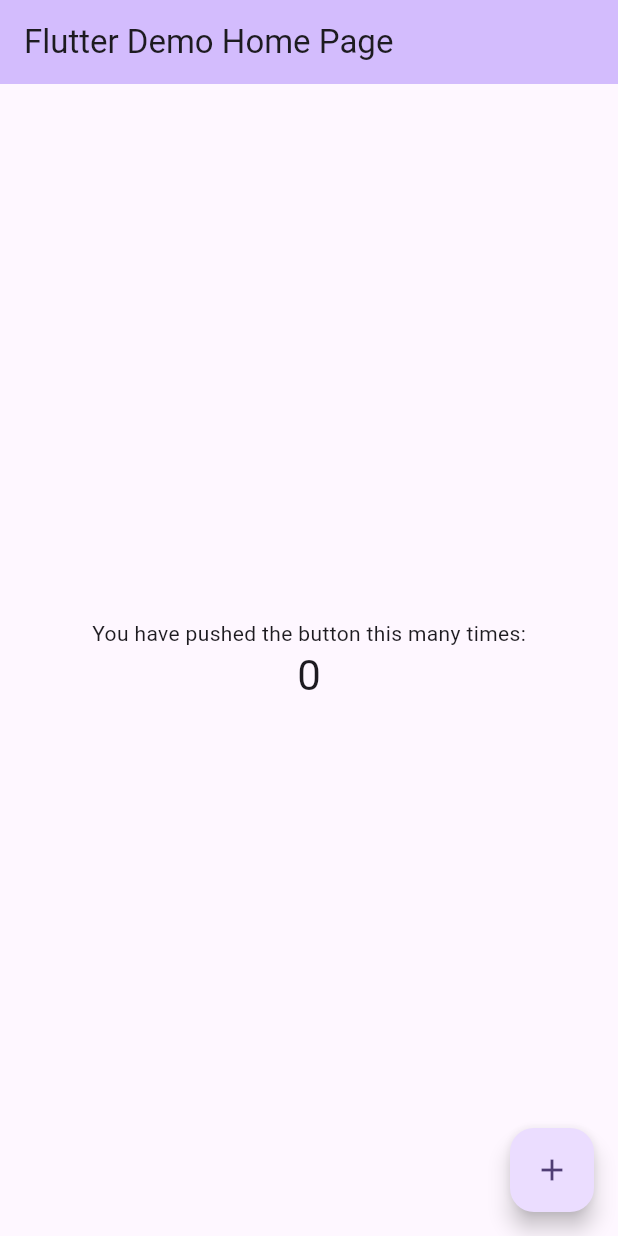
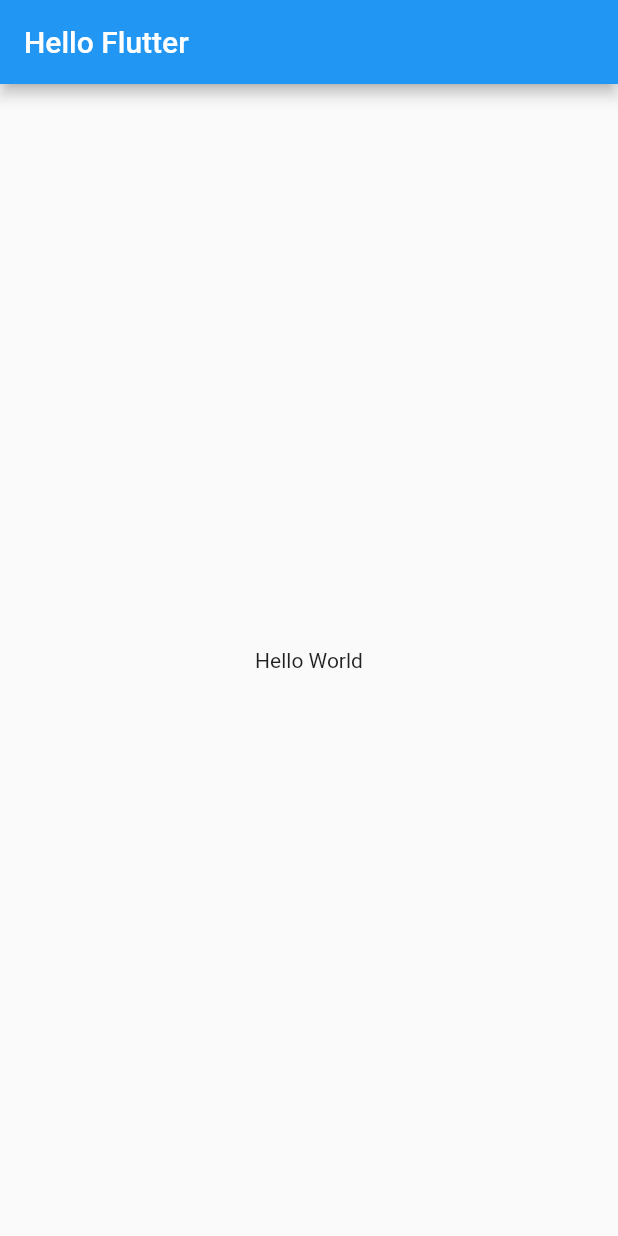
Before and after one commit to walkerJung/start-dart, a Flutter app: the screen it shows after launch, on a phone screen of 412 x 824 dp. Run offline on Flutter 3.47's test engine with Material 2 defaults, Android fonts, the phone set to English and light mode, and no system bars.

Commit message:
feat: Hello Flutter

```diff
--- a/toonflix/lib/main.dart
+++ b/toonflix/lib/main.dart
@@ -1,125 +1,21 @@
 import 'package:flutter/material.dart';
 
 void main() {
-  runApp(const MyApp());
+  runApp(App());
 }
 
-class MyApp extends StatelessWidget {
-  const MyApp({super.key});
-
-  // This widget is the root of your application.
+class App extends StatelessWidget {
   @override
   Widget build(BuildContext context) {
     return MaterialApp(
-      title: 'Flutter Demo',
-      theme: ThemeData(
-        // This is the theme of your application.
-        //
-        // TRY THIS: Try running your application with "flutter run". You'll see
-        // the application has a blue toolbar. Then, without quitting the app,
-        // try changing the seedColor in the colorScheme below to Colors.green
-        // and then invoke "hot reload" (save your changes or press the "hot
-        // reload" button in a Flutter-supported IDE, or press "r" if you used
-        // the command line to start the app).
-        //
-        // Notice that the counter didn't reset back to zero; the application
-        // state is not lost during the reload. To reset the state, use hot
-        // restart instead.
-        //
-        // This works for code too, not just values: Most code changes can be
-        // tested with just a hot reload.
-        colorScheme: ColorScheme.fromSeed(seedColor: Colors.deepPurple),
-        useMaterial3: true,
+      home: Scaffold(
+        appBar: AppBar(
+          title: Text('Hello Flutter'),
+        ),
+        body: Center(
+          child: Text('Hello World'),
+        ),
       ),
-      home: const MyHomePage(title: 'Flutter Demo Home Page'),
     );
   }
 }
-
-class MyHomePage extends StatefulWidget {
-  const MyHomePage({super.key, required this.title});
-
-  // This widget is the home page of your application. It is stateful, meaning
-  // that it has a State object (defined below) that contains fields that affect
-  // how it looks.
-
-  // This class is the configuration for the state. It holds the values (in this
-  // case the title) provided by the parent (in this case the App widget) and
-  // used by the build method of the State. Fields in a Widget subclass are
-  // always marked "final".
-
-  final String title;
-
-  @override
-  State<MyHomePage> createState() => _MyHomePageState();
-}
-
-class _MyHomePageState extends State<MyHomePage> {
-  int _counter = 0;
-
-  void _incrementCounter() {
-    setState(() {
-      // This call to setState tells the Flutter framework that something has
-      // changed in this State, which causes it to rerun the build method below
-      // so that the display can reflect the updated values. If we changed
-      // _counter without calling setState(), then the build method would not be
-      // called again, and so nothing would appear to happen.
-      _counter++;
-    });
-  }
-
-  @override
-  Widget build(BuildContext context) {
-    // This method is rerun every time setState is called, for instance as done
-    // by the _incrementCounter method above.
-    //
-    // The Flutter framework has been optimized to make rerunning build methods
-    // fast, so that you can just rebuild anything that needs updating rather
-    // than having to individually change instances of widgets.
-    return Scaffold(
-      appBar: AppBar(
-        // TRY THIS: Try changing the color here to a specific color (to
-        // Colors.amber, perhaps?) and trigger a hot reload to see the AppBar
-        // change color while the other colors stay the same.
-        backgroundColor: Theme.of(context).colorScheme.inversePrimary,
-        // Here we take the value from the MyHomePage object that was created by
-        // the App.build method, and use it to set our appbar title.
-        title: Text(widget.title),
-      ),
-      body: Center(
-        // Center is a layout widget. It takes a single child and positions it
-        // in the middle of the parent.
-        child: Column(
-          // Column is also a layout widget. It takes a list of children and
-          // arranges them vertically. By default, it sizes itself to fit its
-          // children horizontally, and tries to be as tall as its parent.
-          //
-          // Column has various properties to control how it sizes itself and
-          // how it positions its children. Here we use mainAxisAlignment to
-          // center the children vertically; the main axis here is the vertical
-          // axis because Columns are vertical (the cross axis would be
-          // horizontal).
-          //
-          // TRY THIS: Invoke "debug painting" (choose the "Toggle Debug Paint"
-          // action in the IDE, or press "p" in the console), to see the
-          // wireframe for each widget.
-          mainAxisAlignment: MainAxisAlignment.center,
-          children: <Widget>[
-            const Text(
-              'You have pushed the button this many times:',
-            ),
-            Text(
-              '$_counter',
-              style: Theme.of(context).textTheme.headlineMedium,
-            ),
-          ],
-        ),
-      ),
-      floatingActionButton: FloatingActionButton(
-        onPressed: _incrementCounter,
-        tooltip: 'Increment',
-        child: const Icon(Icons.add),
-      ), // This trailing comma makes auto-formatting nicer for build methods.
-    );
-  }
-}
```
Also changed, not shown: 1 other file.
